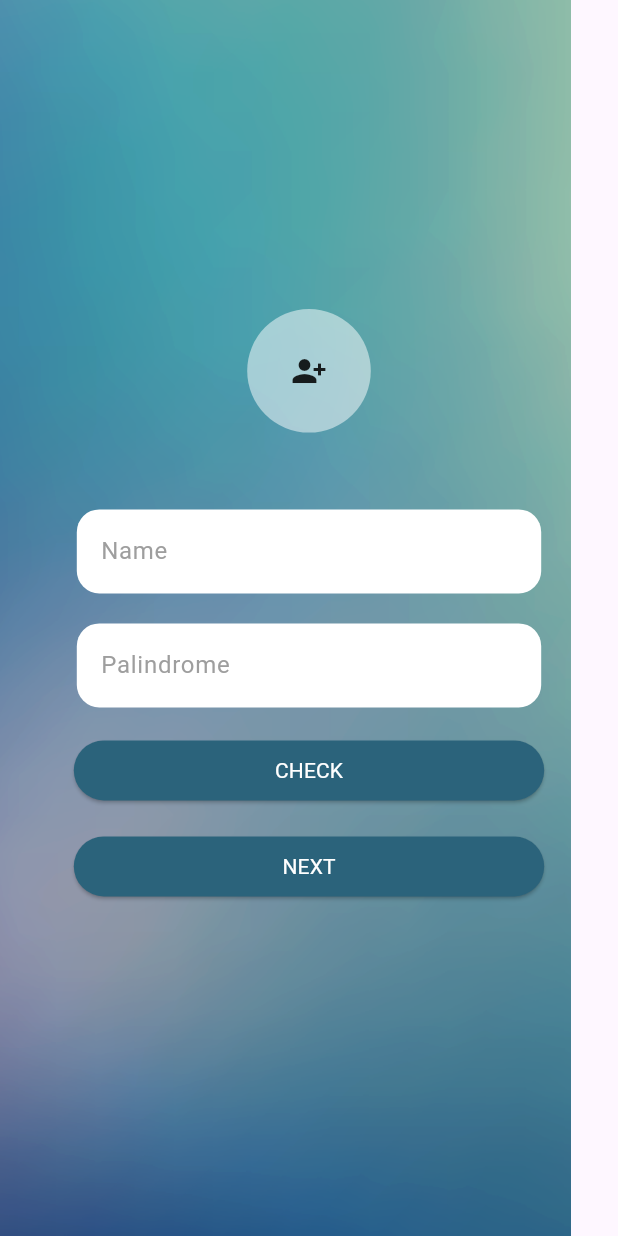
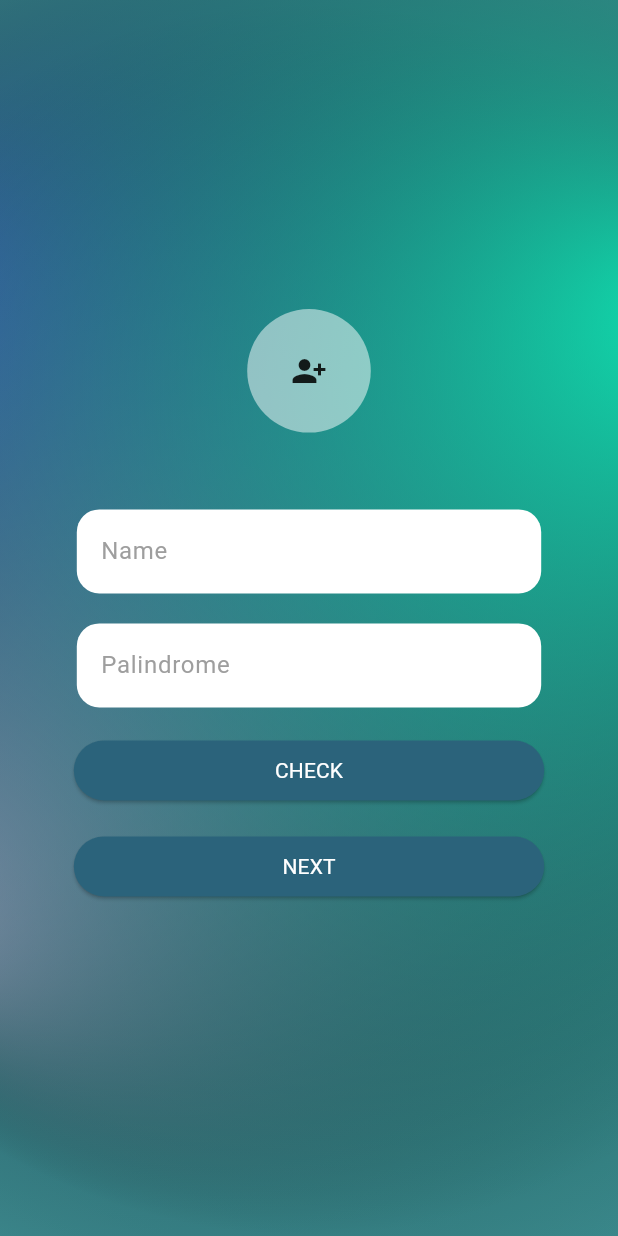
Before and after one commit to Naidleri/suitmedia_test, a Flutter app: the screen it shows after launch, on a phone screen of 412 x 824 dp. Run offline on Flutter 3.47's test engine with Material 3 defaults, Android fonts, the light colour scheme and no system bars; our stand-ins replace bloc, equatable, flutter_bloc.

Commit message:
update:change backgr0und

```diff
--- a/lib/views/screen1.dart
+++ b/lib/views/screen1.dart
@@ -65,49 +65,49 @@ class Screen1 extends StatelessWidget {
     return Scaffold(
       body: Stack(
         children: [
-          Image.asset(
-            "assets/images/background@3x.png",
-            height: double.maxFinite,
-            fit: BoxFit.cover,
+          // Image.asset(
+          //   "assets/images/background@3x.png",
+          //   height: double.maxFinite,
+          //   fit: BoxFit.cover,
+          // ),
+          //membuat background secara manual
+          Container(color: Color.fromARGB(255, 75, 164, 170)),
+          Container(
+            decoration: const BoxDecoration(
+              gradient: RadialGradient(
+                colors: [
+                  Color.fromARGB(255, 86, 109, 239),
+                  Colors.transparent,
+                ],
+                focal: Alignment(-1.5, -0.5),
+                radius: 1.3,
+              ),
+            ),
           ),
-          // membuat background secara manual
-          // Container(color: Color.fromARGB(255, 75, 164, 170)),
-          // Container(
-          //   decoration: const BoxDecoration(
-          //     gradient: RadialGradient(
-          //       colors: [
-          //         Color.fromARGB(255, 86, 109, 239),
-          //         Colors.transparent,
-          //       ],
-          //       focal: Alignment(-1.5, -0.5),
-          //       radius: 1.3,
-          //     ),
-          //   ),
-          // ),
-          // Container(
-          //   decoration: const BoxDecoration(
-          //     gradient: RadialGradient(
-          //       colors: [
-          //         Color.fromARGB(142, 255, 201, 251),
-          //         Colors.transparent,
-          //       ],
-          //       focal: Alignment(-1.4, 0.5),
-          //       radius: 1.0,
-          //     ),
-          //   ),
-          // ),
-          // Container(
-          //   decoration: const BoxDecoration(
-          //     gradient: RadialGradient(
-          //       colors: [
-          //         Color.fromARGB(191, 3, 255, 188),
-          //         Colors.transparent,
-          //       ],
-          //       focal: Alignment(1.2, -0.5),
-          //       radius: 1.5,
-          //     ),
-          //   ),
-          // ),
+          Container(
+            decoration: const BoxDecoration(
+              gradient: RadialGradient(
+                colors: [
+                  Color.fromARGB(142, 255, 201, 251),
+                  Colors.transparent,
+                ],
+                focal: Alignment(-1.4, 0.5),
+                radius: 1.0,
+              ),
+            ),
+          ),
+          Container(
+            decoration: const BoxDecoration(
+              gradient: RadialGradient(
+                colors: [
+                  Color.fromARGB(191, 3, 255, 188),
+                  Colors.transparent,
+                ],
+                focal: Alignment(1.2, -0.5),
+                radius: 1.5,
+              ),
+            ),
+          ),
           Center(
             child: Container(
               width: screenWidth * 0.8,
```
